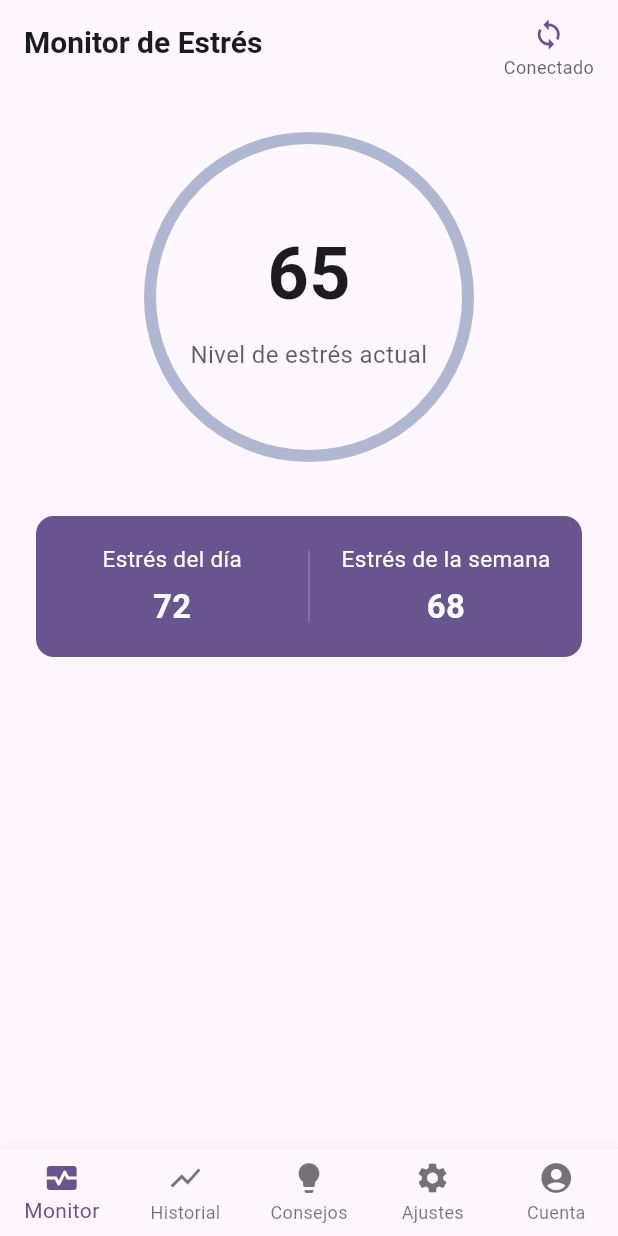
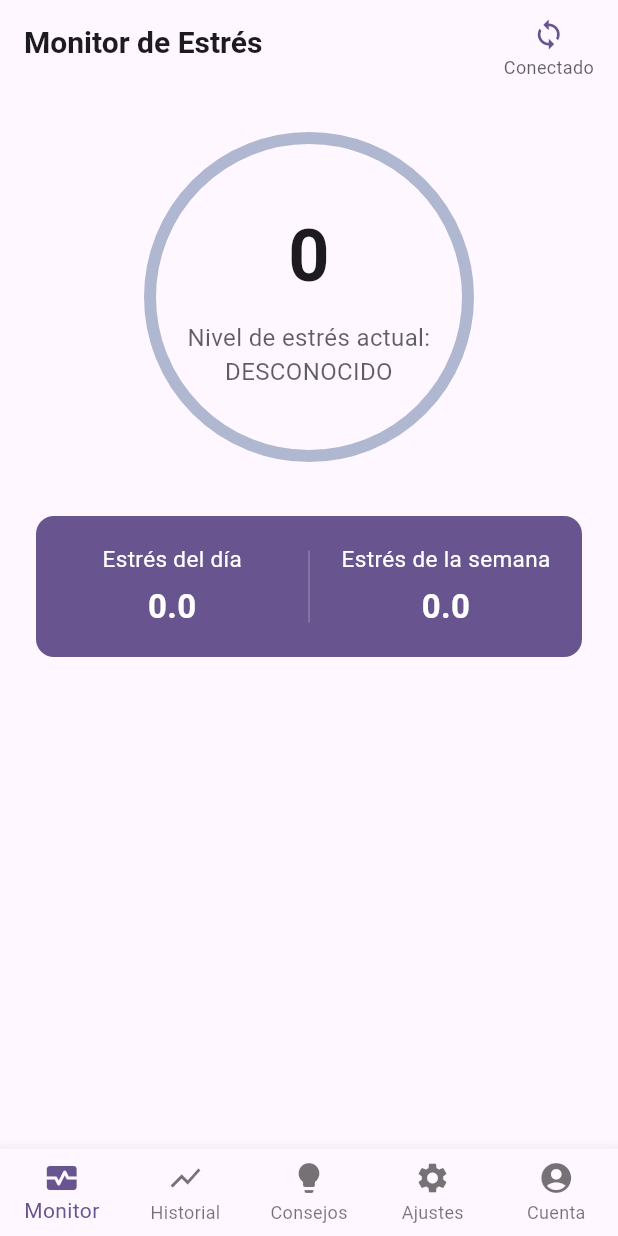
Before and after one commit to jersain28/Stressmobile, a Flutter app: the screen it shows once a user with an empty profile is signed in, on a phone screen of 412 x 824 dp. Run offline on Flutter 3.47's test engine with Material 3 defaults, Android fonts, the phone set to English and light mode, and no system bars; our stand-ins replace cloud_firestore, firebase_auth, firebase_core, fl_chart, google_sign_in, shared_preferences; accounts and stored records are empty.

```diff
--- a/lib/Screens/Auth/create_account.dart
+++ b/lib/Screens/Auth/create_account.dart
@@ -53,7 +53,7 @@ class _CreateAccountScreenState extends State<CreateAccountScreen> {
 
   Future<void> _signInWithGoogle() async {
     try {
-      final GoogleSignInAccount? googleUser = await GoogleSignIn().signIn();
+      final GoogleSignInAccount? googleUser = await GoogleSignIn.standard().signIn();
       if (googleUser == null) return; // Cancelado por el usuario
 
       final GoogleSignInAuthentication googleAuth = await googleUser.authentication;
--- a/lib/home/stress_monitor.dart
+++ b/lib/home/stress_monitor.dart
@@ -1,3 +1,4 @@
+import 'package:cloud_firestore/cloud_firestore.dart';
 import 'package:flutter/material.dart';
 import 'package:stress/home/stress_history.dart';
 import 'package:stress/resources/tips_resources.dart';
@@ -19,6 +20,20 @@ class _StressMonitorScreenState extends State<StressMonitorScreen> {
   void initState() {
     super.initState();
     _selectedIndex = widget.selectedIndex;
+  }
+
+  String obtenerNivelEstres(int valor) {
+    if (valor >= 1 && valor <= 29) {
+      return 'BAJO';
+    } else if (valor >= 30 && valor <= 59) {
+      return 'NORMAL';
+    } else if (valor >= 60 && valor <= 79) {
+      return 'MODERADO';
+    } else if (valor >= 80 && valor <= 99) {
+      return 'ALTO';
+    } else {
+      return 'DESCONOCIDO';
+    }
   }
 
   void _onItemTapped(int index) {
@@ -59,11 +74,6 @@ class _StressMonitorScreenState extends State<StressMonitorScreen> {
 
   @override
   Widget build(BuildContext context) {
-    // Valores simulados, puedes reemplazarlos por tus datos reales
-    const int stressLevel = 65;
-    const int dayStress = 72;
-    const int weekStress = 68;
-
     final theme = Theme.of(context);
     final colorScheme = theme.colorScheme;
     final isDark = theme.brightness == Brightness.dark;
@@ -105,7 +115,48 @@ class _StressMonitorScreenState extends State<StressMonitorScreen> {
         ],
         iconTheme: IconThemeData(color: textColor),
       ),
-      body: Padding(
+      body: StreamBuilder<QuerySnapshot>(
+        stream: FirebaseFirestore.instance
+            .collection('mediciones_estres')
+            .orderBy('fecha', descending: true)
+            .snapshots(),
+        builder: (context, snapshot) {
+          if (!snapshot.hasData) {
+            return const Center(child: CircularProgressIndicator());
+          }
+
+          final docs = snapshot.data!.docs;
+
+          // Última medición
+          final ultimaMedicion = docs.isNotEmpty ? docs.first : null;
+          int stressLevel = ultimaMedicion?['valor'] ?? 0;
+          String nivelActual = obtenerNivelEstres(stressLevel);
+
+          // Mediciones del día
+          final now = DateTime.now();
+          final inicioDia = DateTime(now.year, now.month, now.day);
+          final medicionesDia = docs.where((doc) {
+            final fecha = (doc['fecha'] as Timestamp).toDate();
+            return fecha.isAfter(inicioDia);
+          }).toList();
+
+          double dayStress = medicionesDia.isNotEmpty
+              ? medicionesDia.map((e) => e['valor'] as int).reduce((a, b) => a + b) / medicionesDia.length
+              : 0;
+
+          // Mediciones de la semana
+          final inicioSemana = now.subtract(Duration(days: now.weekday - 1));
+          final medicionesSemana = docs.where((doc) {
+            final fecha = (doc['fecha'] as Timestamp).toDate();
+            return fecha.isAfter(DateTime(inicioSemana.year, inicioSemana.month, inicioSemana.day));
+          }).toList();
+
+          double weekStress = medicionesSemana.isNotEmpty
+              ? medicionesSemana.map((e) => e['valor'] as int).reduce((a, b) => a + b) / medicionesSemana.length
+              : 0;
+
+          // --- Aquí va tu UI, igual que antes ---
+          return Padding(
             padding: const EdgeInsets.symmetric(horizontal: 24.0, vertical: 16),
             child: Column(
               children: [
@@ -132,7 +183,7 @@ class _StressMonitorScreenState extends State<StressMonitorScreen> {
                           ),
                           const SizedBox(height: 8),
                           Text(
-                        'Nivel de estrés actual',
+                            'Nivel de estrés actual: $nivelActual',
                             style: TextStyle(fontSize: 16, color: secondaryTextColor),
                             textAlign: TextAlign.center,
                           ),
@@ -161,7 +212,7 @@ class _StressMonitorScreenState extends State<StressMonitorScreen> {
                               ),
                               const SizedBox(height: 6),
                               Text(
-                            '$dayStress',
+                                dayStress.toStringAsFixed(1),
                                 style: TextStyle(
                                   color: colorScheme.onPrimary,
                                   fontWeight: FontWeight.bold,
@@ -184,7 +235,7 @@ class _StressMonitorScreenState extends State<StressMonitorScreen> {
                               ),
                               const SizedBox(height: 6),
                               Text(
-                            '$weekStress',
+                                weekStress.toStringAsFixed(1),
                                 style: TextStyle(
                                   color: colorScheme.onPrimary,
                                   fontWeight: FontWeight.bold,
@@ -200,6 +251,8 @@ class _StressMonitorScreenState extends State<StressMonitorScreen> {
                 ),
               ],
             ),
+          );
+        },
       ),
       bottomNavigationBar: BottomNavigationBar(
         type: BottomNavigationBarType.fixed,
```
Also changed, not shown: lib/home/stress_history.dart (+108 -109 lines). Lines whose indentation alone changed are shown as unchanged.
